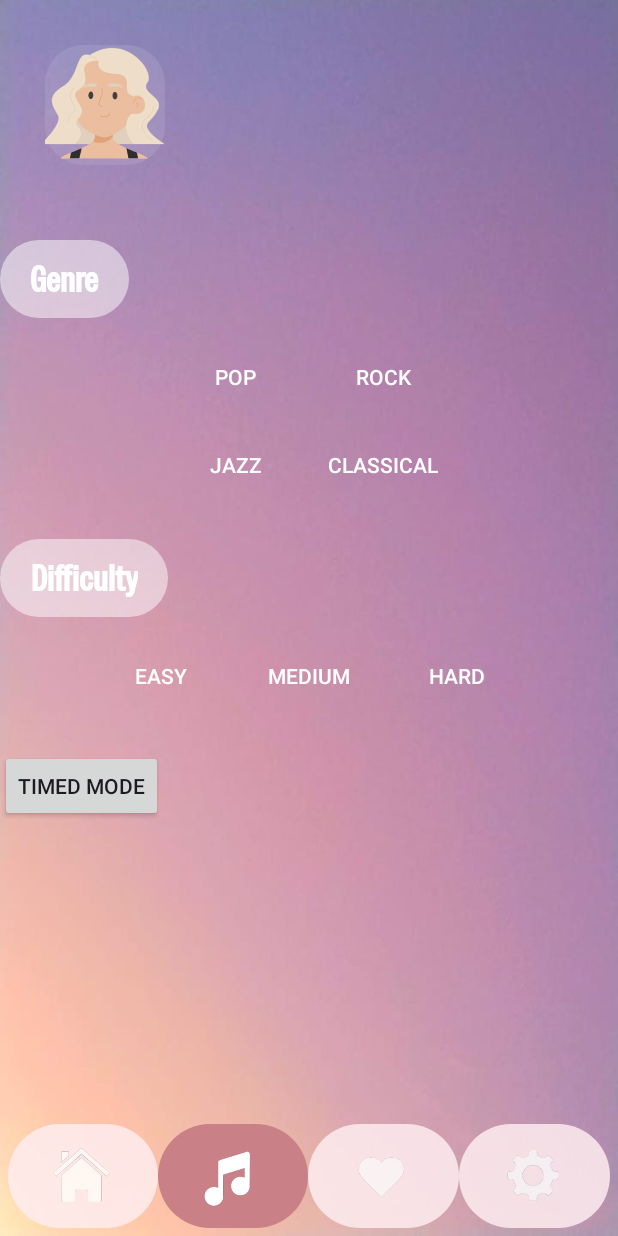
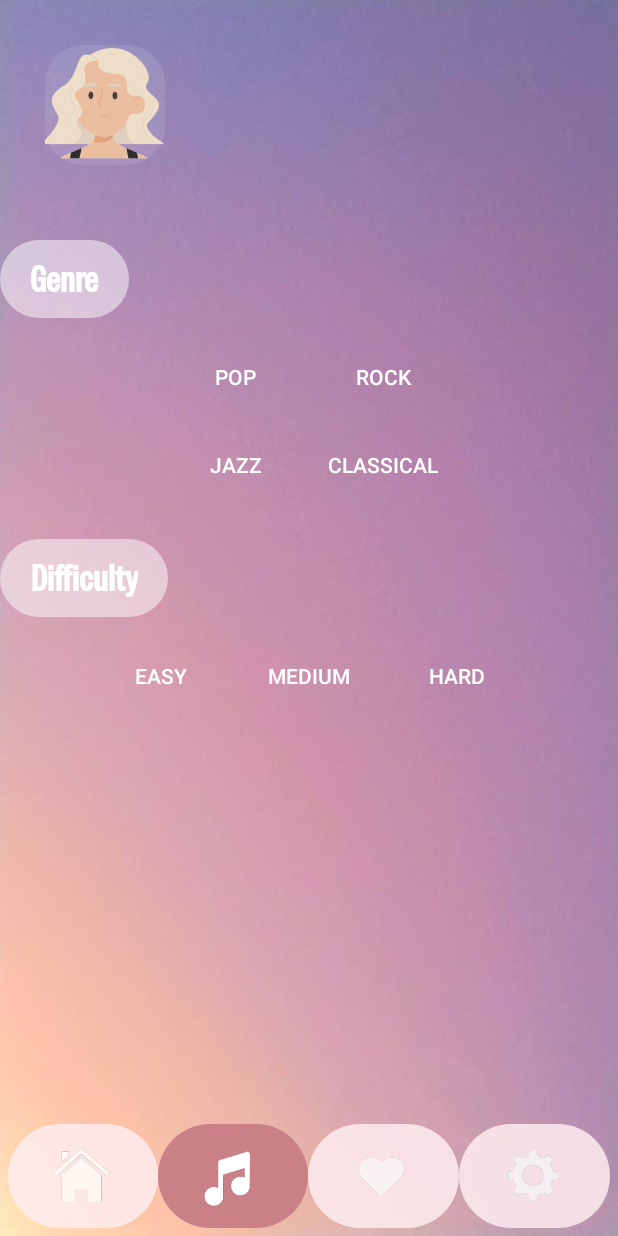
Before and after one commit to sedraalhallak/TapIT_Projet, an Android app: the SelectionActivity screen opened directly, with no data from a screen before it, on a phone screen of 412 x 824 dp. Run offline under Robolectric (Android 15) with nearby library versions, the phone set to English and light mode, and no system bars.

```diff
--- a/app/src/main/java/com/example/projet/SelectionActivity.java
+++ b/app/src/main/java/com/example/projet/SelectionActivity.java
@@ -53,11 +53,7 @@ public class SelectionActivity extends BaseActivity {
             setActiveButton(settingsButton);
             startActivity(new Intent(this, SettingsActivity.class));
         });
-        Button timedModeBtn = findViewById(R.id.btnTimedMode);
-        timedModeBtn.setOnClickListener(v -> {
-            Intent intent = new Intent(SelectionActivity.this, TimedModeActivity.class);
-            startActivity(intent);
-        });
+
 
 
         NavigationHelper.setupNavigationBar(this);
--- a/app/src/main/java/com/example/projet/SongAdapter.java
+++ b/app/src/main/java/com/example/projet/SongAdapter.java
@@ -51,7 +51,8 @@ public class SongAdapter extends ArrayAdapter<Song> {
 
         TextView scoreTextView = convertView.findViewById(R.id.songHighScore); // Nouveau TextView pour le score
 // Afficher le score
-        int highScore = songScores.containsKey(song.getTitle()) ? songScores.get(song.getTitle()) : 0;        scoreTextView.setText(highScore > 0 ? "Meilleur: " + highScore : "Pas encore joué");
+        int highScore = songScores.containsKey(song.getTitle()) ? songScores.get(song.getTitle()) : 0;
+        scoreTextView.setText(highScore > 0 ? "Best Score: " + highScore : "Not played yet");
 
 
         TextView titleTextView = convertView.findViewById(R.id.songTitle);
--- a/app/src/main/res/layout/activity_selection.xml
+++ b/app/src/main/res/layout/activity_selection.xml
@@ -141,12 +141,6 @@
             android:textColor="@android:color/white"
             android:background="@android:color/transparent"/>
     </LinearLayout>
-    <Button
-        android:id="@+id/btnTimedMode"
-        android:layout_width="wrap_content"
-        android:layout_height="wrap_content"
-        android:text="Timed Mode"
-        android:layout_marginTop="20dp"/>
 
     <!-- Enlève le fond -->
 
```
Also changed, not shown: app/src/main/java/com/example/projet/TimedModeActivity.java (deleted, +0 -64 lines), app/src/main/res/layout/list_item_song.xml (+11 -6 lines).
